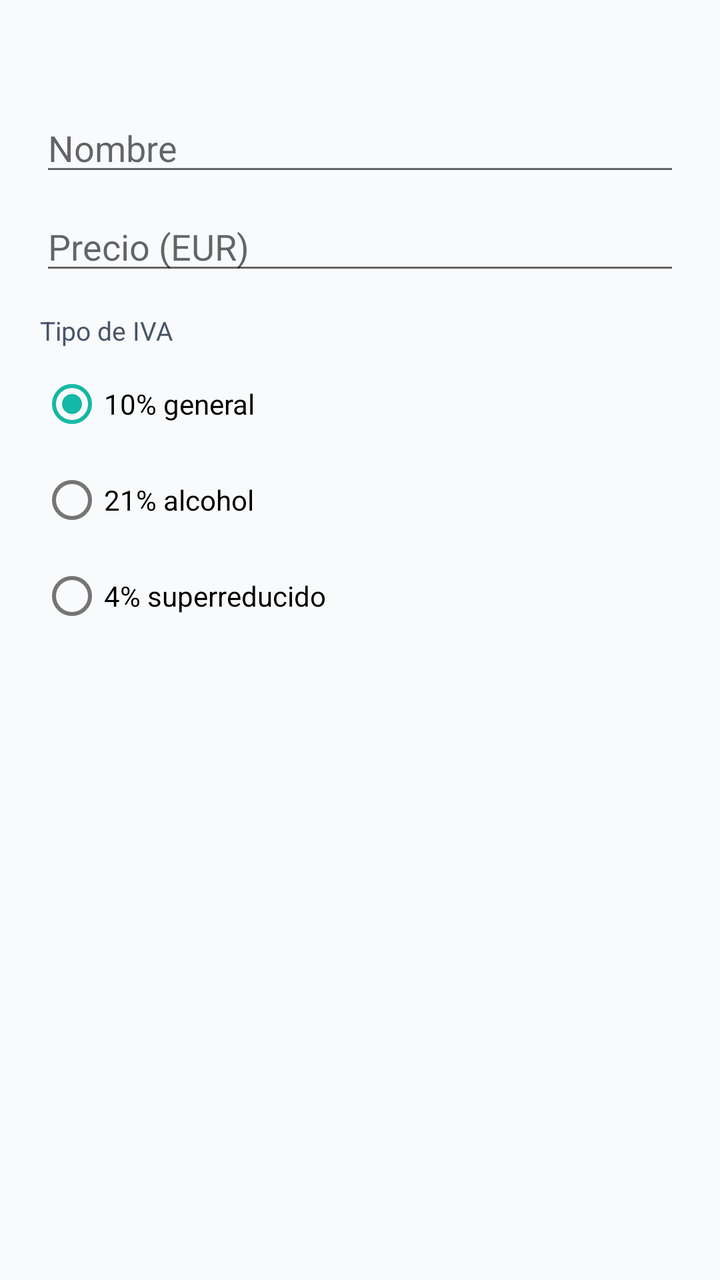
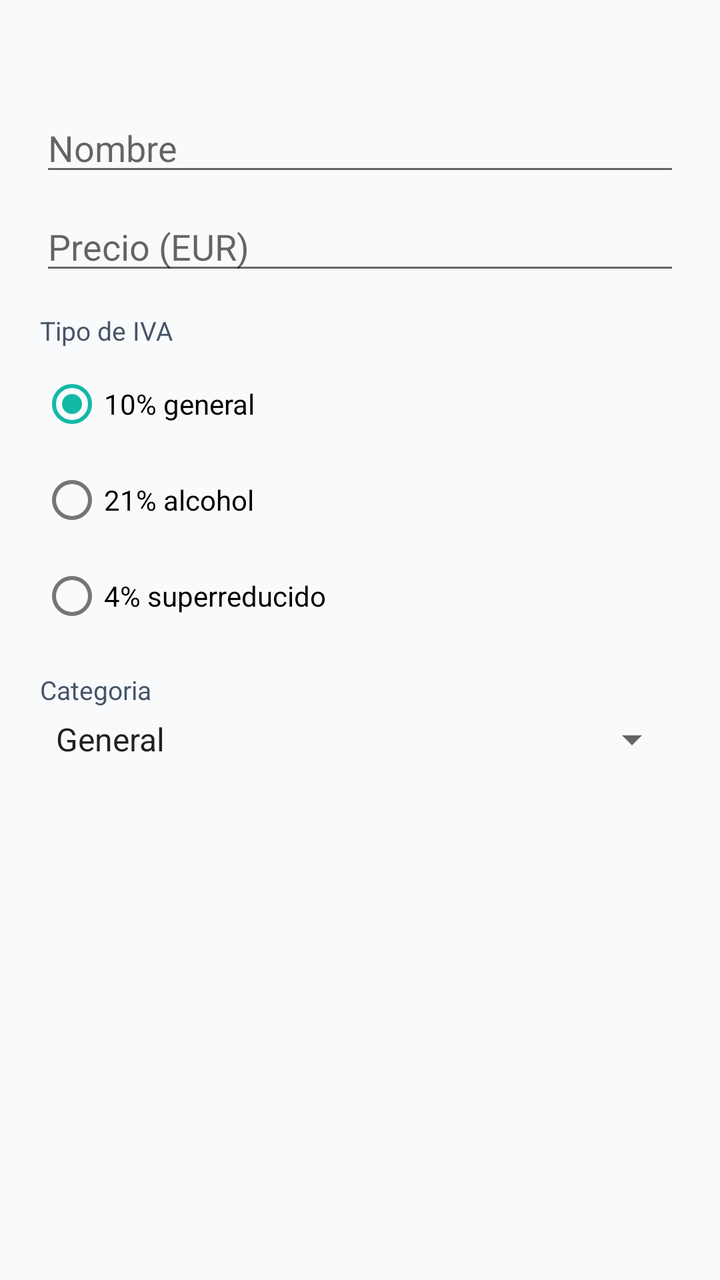

Before-and-after screenshots of an Android layout around one commit, followed by the original layout XML and the change that was made.
<!-- AndroidManifest.xml: application theme Theme.TFG_SOFTBAR -->
<!-- res/layout/dialog_producto.xml -->
<?xml version="1.0" encoding="utf-8"?>
<LinearLayout xmlns:android="http://schemas.android.com/apk/res/android"
    android:layout_width="match_parent"
    android:layout_height="wrap_content"
    android:orientation="vertical"
    android:padding="20dp">

    <TextView
        android:id="@+id/txt_codigo_dialog"
        android:layout_width="wrap_content"
        android:layout_height="wrap_content"
        android:textColor="@color/text_secondary"
        android:textSize="13sp" />

    <EditText
        android:id="@+id/input_nombre"
        android:layout_width="match_parent"
        android:layout_height="wrap_content"
        android:layout_marginTop="14dp"
        android:hint="@string/dialog_nombre_hint"
        android:inputType="textCapSentences" />

    <EditText
        android:id="@+id/input_precio"
        android:layout_width="match_parent"
        android:layout_height="wrap_content"
        android:layout_marginTop="8dp"
        android:hint="@string/dialog_precio_hint"
        android:inputType="numberDecimal" />

    <TextView
        android:layout_width="wrap_content"
        android:layout_height="wrap_content"
        android:layout_marginTop="14dp"
        android:text="@string/dialog_iva_label"
        android:textColor="@color/text_secondary"
        android:textSize="13sp" />

    <RadioGroup
        android:id="@+id/radio_iva_group"
        android:layout_width="match_parent"
        android:layout_height="wrap_content"
        android:layout_marginTop="4dp"
        android:orientation="vertical">

        <RadioButton
            android:id="@+id/radio_iva_10"
            android:layout_width="match_parent"
            android:layout_height="wrap_content"
            android:checked="true"
            android:text="@string/dialog_iva_10" />

        <RadioButton
            android:id="@+id/radio_iva_21"
            android:layout_width="match_parent"
            android:layout_height="wrap_content"
            android:text="@string/dialog_iva_21" />

        <RadioButton
            android:id="@+id/radio_iva_4"
            android:layout_width="match_parent"
            android:layout_height="wrap_content"
            android:text="@string/dialog_iva_4" />
    </RadioGroup>

    <com.google.android.material.materialswitch.MaterialSwitch
        android:id="@+id/switch_activo"
        android:layout_width="match_parent"
        android:layout_height="wrap_content"
        android:layout_marginTop="14dp"
        android:checked="true"
        android:text="@string/dialog_activo" />
</LinearLayout>
<!-- resources referenced by this layout -->
<resources>
  <color name="text_secondary">#475569</color>
  <string name="dialog_activo">Producto activo</string>
  <string name="dialog_iva_10">10% general</string>
  <string name="dialog_iva_21">21% alcohol</string>
  <string name="dialog_iva_4">4% superreducido</string>
  <string name="dialog_iva_label">Tipo de IVA</string>
  <string name="dialog_nombre_hint">Nombre</string>
  <string name="dialog_precio_hint">Precio (EUR)</string>
  <style name="Theme.TFG_SOFTBAR" parent="Theme.MaterialComponents.DayNight.NoActionBar">
          <item name="colorPrimary">@color/brand_600</item>
          <item name="colorPrimaryVariant">@color/brand_700</item>
          <item name="colorOnPrimary">@color/white</item>
          <item name="colorSecondary">@color/brand_500</item>
          <item name="colorSurface">@color/surface_0</item>
          <item name="android:windowBackground">@color/surface_50</item>
          <item name="android:statusBarColor">?attr/colorPrimaryVariant</item>
      </style>
  <color name="brand_600">#0F766E</color>
  <color name="brand_700">#115E59</color>
  <color name="white">#FFFFFFFF</color>
  <color name="brand_500">#14B8A6</color>
  <color name="surface_0">#FFFFFF</color>
  <color name="surface_50">#F8FAFC</color>
</resources>

<!-- the commit's change to res/layout/dialog_producto.xml (unified diff, before → after) -->
@@ -63,6 +63,21 @@
             android:text="@string/dialog_iva_4" />
     </RadioGroup>
 
+    <TextView
+        android:layout_width="wrap_content"
+        android:layout_height="wrap_content"
+        android:layout_marginTop="14dp"
+        android:text="@string/dialog_categoria_label"
+        android:textColor="@color/text_secondary"
+        android:textSize="13sp" />
+
+    <Spinner
+        android:id="@+id/spinner_categoria"
+        android:layout_width="match_parent"
+        android:layout_height="wrap_content"
+        android:layout_marginTop="4dp"
+        android:entries="@array/categorias_producto" />
+
     <com.google.android.material.materialswitch.MaterialSwitch
         android:id="@+id/switch_activo"
         android:layout_width="match_parent"
<!-- resource entries referenced after the edit -->
@@ -1,7 +1,15 @@
 <!-- resources referenced by this layout -->
 <resources>
+  <string-array name="categorias_producto">
+          <item>General</item>
+          <item>Cafes</item>
+          <item>Bebidas</item>
+          <item>Tapas</item>
+          <item>Bocadillos</item>
+      </string-array>
   <color name="text_secondary">#475569</color>
   <string name="dialog_activo">Producto activo</string>
+  <string name="dialog_categoria_label">Categoria</string>
   <string name="dialog_iva_10">10% general</string>
   <string name="dialog_iva_21">21% alcohol</string>
   <string name="dialog_iva_4">4% superreducido</string>
